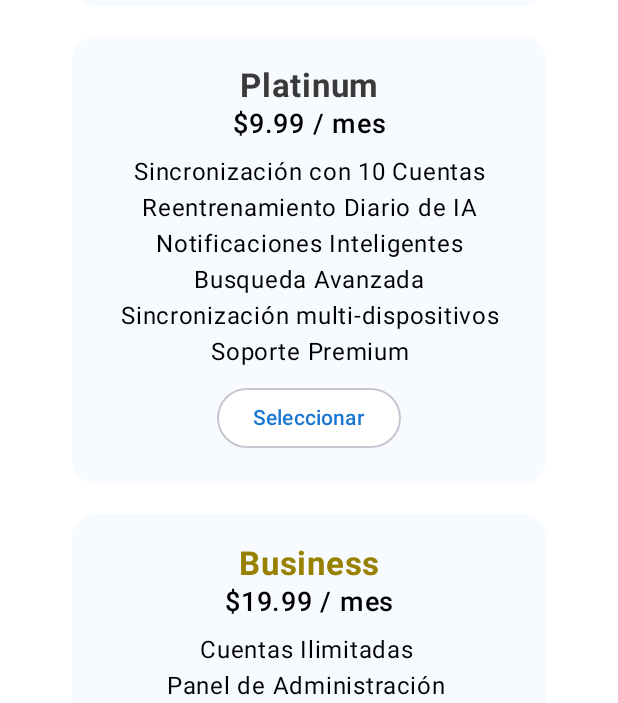
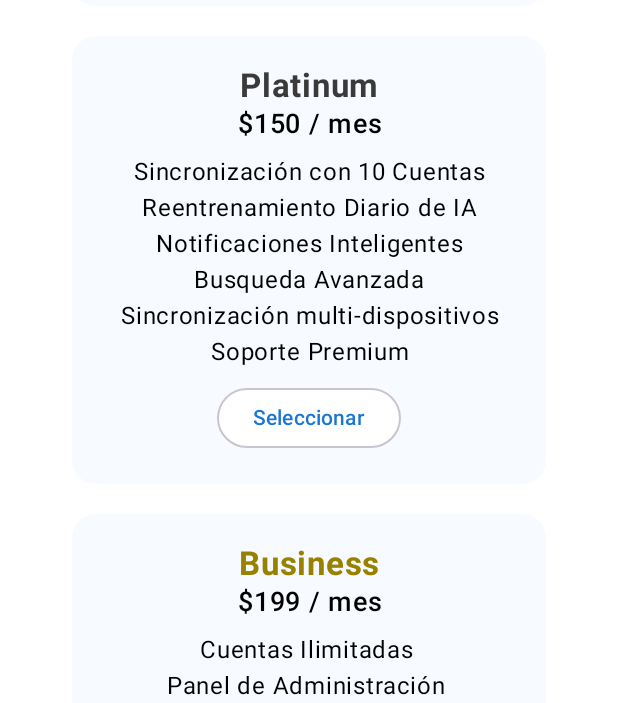
Before and after one commit to SrAtom210/JAASWUER-CORP_MagFind, an Android app built with Jetpack Compose: the fSuscripcionView screen opened through its navigation route, scrolled down 504 dp, on a phone screen of 412 x 824 dp. Shown: the part 343-1046 px from the top of the screen. Run offline under Robolectric (Android 15) with nearby library versions, the phone set to English and light mode, and no system bars.

Commit message:
0.7.2 Se agrego el precio de las suscripciones

```diff
--- a/app/src/main/java/com/example/magfind/views/flSuscripcion.kt
+++ b/app/src/main/java/com/example/magfind/views/flSuscripcion.kt
@@ -106,7 +106,7 @@ fun fSuscripcionView(navController: NavController,themeViewModel: ThemeViewModel
 
                 PlanCard(
                     title = "Plus",
-                    price = "$4.99 / mes",
+                    price = "$50 / mes",
                     description = "Hasta 50 Categorías\n" +
                             "Sincronización con 3 cuentas\n" +
                             "Reglas avanzadas\n" +
@@ -119,7 +119,7 @@ fun fSuscripcionView(navController: NavController,themeViewModel: ThemeViewModel
 
                 PlanCard(
                     title = "Platinum",
-                    price = "$9.99 / mes",
+                    price = "$150 / mes",
                     description = "Sincronización con 10 Cuentas\n" +
                             "Reentrenamiento Diario de IA\n" +
                             "Notificaciones Inteligentes\n" +
@@ -133,7 +133,7 @@ fun fSuscripcionView(navController: NavController,themeViewModel: ThemeViewModel
 
                 PlanCard(
                     title = "Business",
-                    price = "$19.99 / mes",
+                    price = "$199 / mes",
                     description = "Cuentas Ilimitadas \n" +
                             "Panel de Administración \n" +
                             "Categorías Compartidas \n" +
```
